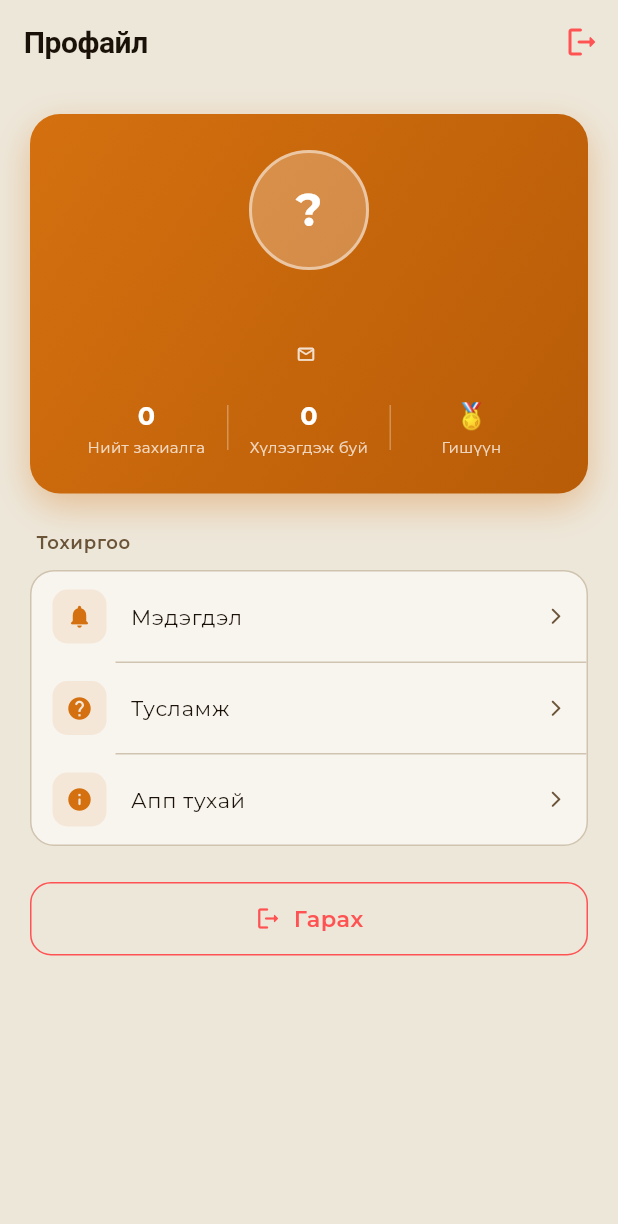
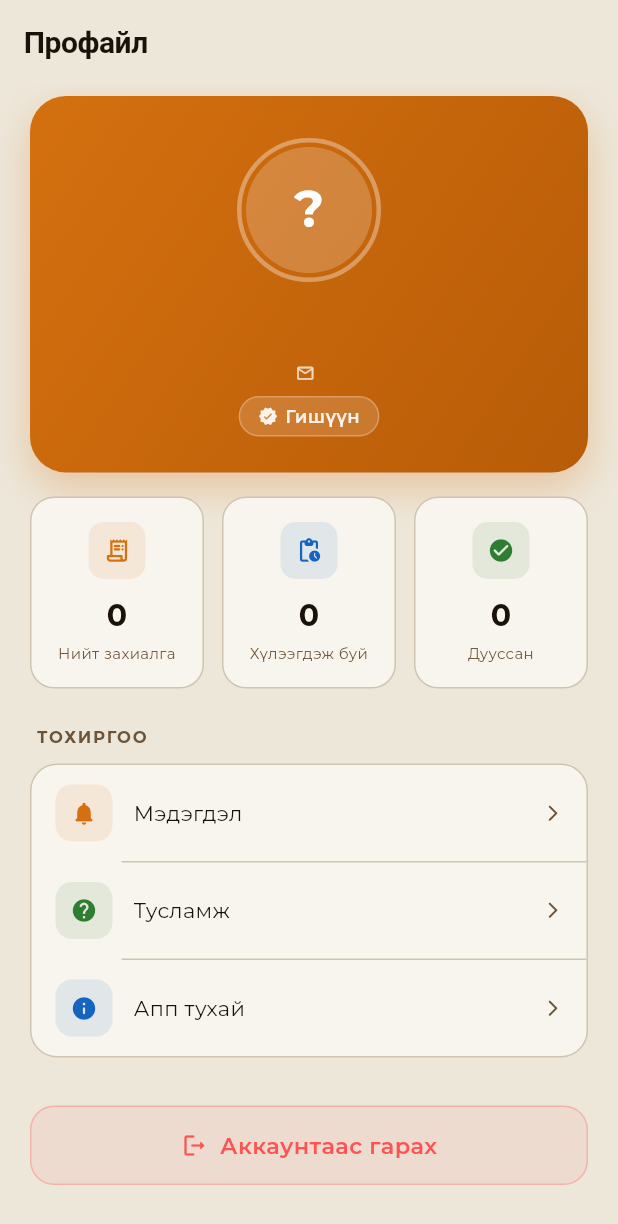
Before and after one commit to tuvshinjargalmungunkhuyag-sudo/dz_zaal, a Flutter app: the ProfileScreen screen opened directly, on a phone screen of 412 x 824 dp. Shown: the top 1224 px of the screen. Run offline on Flutter 3.47's test engine with Material 3 defaults, Android fonts, the phone set to English and light mode, and no system bars; our stand-ins replace cloud_firestore, firebase_auth, firebase_core, flutter_local_notifications, timezone; accounts and stored records are empty.

Commit message:
fix: admin panel HTTPS URL + rebuild, profile UI redesign
- Fix admin api.js BASE URL to HTTPS (was HTTP, broke after nginx migration)
- Rebuild admin React bundle and deploy to admin-dist
- Redesign profile screen: avatar rings, stat cards, colored menu icons, single logout button

Co-Authored-By: Claude Sonnet 4.6 <noreply@anthropic.com>

```diff
--- a/lib/screens/profile_screen.dart
+++ b/lib/screens/profile_screen.dart
@@ -26,9 +26,7 @@ class _ProfileScreenState extends State<ProfileScreen> {
   Future<void> _loadProfile() async {
     try {
       final email = AuthService.currentEmail;
-
       final name = await AuthService.getUserName();
-
       int total = 0;
       int upcoming = 0;
       if (email != null) {
@@ -41,7 +39,6 @@ class _ProfileScreenState extends State<ProfileScreen> {
             .where((d) => d.data()['status'] == 'upcoming')
             .length;
       }
-
       if (mounted) {
         setState(() {
           _userName = name;
@@ -83,17 +80,20 @@ class _ProfileScreenState extends State<ProfileScreen> {
             SizedBox(height: 12),
             _HelpItem(
               icon: Icons.calendar_today_rounded,
-              text: 'Заалд дарж өдөр, цаг, талбайн төрлөө сонгоод захиалга хийнэ үү.',
+              text:
+                  'Заалд дарж өдөр, цаг, талбайн төрлөө сонгоод захиалга хийнэ үү.',
             ),
             SizedBox(height: 12),
             _HelpItem(
               icon: Icons.cancel_rounded,
-              text: '"Захиалга" хэсгээс хүлээгдэж буй захиалгаа цуцлах боломжтой.',
+              text:
+                  '"Захиалга" хэсгээс хүлээгдэж буй захиалгаа цуцлах боломжтой.',
             ),
             SizedBox(height: 12),
             _HelpItem(
               icon: Icons.smart_toy_rounded,
-              text: 'AI туслахаас захиалга, үнэ, байршлын талаар асуулт тавьж болно.',
+              text:
+                  'AI туслахаас захиалга, үнэ, байршлын талаар асуулт тавьж болно.',
             ),
           ],
         ),
@@ -144,8 +144,7 @@ class _ProfileScreenState extends State<ProfileScreen> {
             const SizedBox(height: 4),
             const Text(
               'Хувилбар 1.0.0',
-              style:
-                  TextStyle(color: AppTheme.textSecondary, fontSize: 13),
+              style: TextStyle(color: AppTheme.textSecondary, fontSize: 13),
             ),
             const SizedBox(height: 16),
             const Divider(color: AppTheme.divider),
@@ -175,21 +174,34 @@ class _ProfileScreenState extends State<ProfileScreen> {
       context: context,
       builder: (_) => AlertDialog(
         backgroundColor: AppTheme.cardColor,
-        shape: RoundedRectangleBorder(borderRadius: BorderRadius.circular(16)),
-        title: const Text('Гарах уу?',
-            style: TextStyle(color: AppTheme.textPrimary)),
+        shape: RoundedRectangleBorder(borderRadius: BorderRadius.circular(20)),
+        title: const Row(
+          children: [
+            Icon(Icons.logout_rounded, color: Colors.redAccent, size: 20),
+            SizedBox(width: 10),
+            Text('Гарах уу?',
+                style: TextStyle(
+                    color: AppTheme.textPrimary, fontWeight: FontWeight.w700)),
+          ],
+        ),
         content: const Text('Аккаунтаас гарах уу?',
-            style: TextStyle(color: AppTheme.textSecondary)),
+            style: TextStyle(color: AppTheme.textSecondary, height: 1.5)),
         actions: [
           TextButton(
             onPressed: () => Navigator.pop(context, false),
             child: const Text('Болих',
                 style: TextStyle(color: AppTheme.textSecondary)),
           ),
-          TextButton(
+          ElevatedButton(
             onPressed: () => Navigator.pop(context, true),
-            child: const Text('Гарах',
-                style: TextStyle(color: Colors.redAccent)),
+            style: ElevatedButton.styleFrom(
+              backgroundColor: Colors.redAccent,
+              foregroundColor: Colors.white,
+              elevation: 0,
+              shape: RoundedRectangleBorder(
+                  borderRadius: BorderRadius.circular(10)),
+            ),
+            child: const Text('Гарах'),
           ),
         ],
       ),
@@ -207,129 +219,178 @@ class _ProfileScreenState extends State<ProfileScreen> {
             : '?';
 
     return Scaffold(
+      backgroundColor: AppTheme.primary,
       appBar: AppBar(
         title: const Text('Профайл'),
         automaticallyImplyLeading: false,
-        actions: [
-          IconButton(
-            icon: const Icon(Icons.logout_rounded, color: Colors.redAccent),
-            tooltip: 'Гарах',
-            onPressed: _logout,
-          ),
-        ],
       ),
       body: _isLoading
           ? const Center(
               child: CircularProgressIndicator(
                   color: AppTheme.secondary, strokeWidth: 2))
           : ListView(
-              padding: const EdgeInsets.all(20),
+              padding: const EdgeInsets.fromLTRB(20, 8, 20, 32),
               children: [
-                // ── Профайл header ──────────────────────────────────────────
+                // ── Профайл header ──────────────────────────────────────
                 Container(
-                  padding: const EdgeInsets.all(24),
+                  padding: const EdgeInsets.fromLTRB(24, 28, 24, 24),
                   decoration: BoxDecoration(
                     gradient: const LinearGradient(
                       begin: Alignment.topLeft,
                       end: Alignment.bottomRight,
                       colors: [AppTheme.secondary, AppTheme.accent],
                     ),
-                    borderRadius: BorderRadius.circular(20),
+                    borderRadius: BorderRadius.circular(24),
                     boxShadow: [
                       BoxShadow(
-                        color: AppTheme.secondary.withValues(alpha: 0.35),
-                        blurRadius: 20,
-                        offset: const Offset(0, 8),
+                        color: AppTheme.secondary.withValues(alpha: 0.30),
+                        blurRadius: 24,
+                        offset: const Offset(0, 10),
                       ),
                     ],
                   ),
                   child: Column(
                     children: [
-                      Stack(
-                        alignment: Alignment.center,
-                        children: [
+                      // Avatar with rings
                       Container(
-                            width: 80,
-                            height: 80,
+                        width: 96,
+                        height: 96,
                         decoration: BoxDecoration(
-                              color: Colors.white.withValues(alpha: 0.25),
                           shape: BoxShape.circle,
                           border: Border.all(
-                                color: Colors.white.withValues(alpha: 0.5),
-                                width: 2,
+                              color: Colors.white.withValues(alpha: 0.35),
+                              width: 3),
                         ),
+                        child: Container(
+                          margin: const EdgeInsets.all(3),
+                          decoration: BoxDecoration(
+                            shape: BoxShape.circle,
+                            color: Colors.white.withValues(alpha: 0.2),
                           ),
                           child: Center(
                             child: Text(
                               initials,
                               style: const TextStyle(
                                 color: Colors.white,
-                                  fontSize: 30,
+                                fontSize: 34,
                                 fontWeight: FontWeight.w800,
                               ),
                             ),
                           ),
                         ),
-                        ],
                       ),
-                      const SizedBox(height: 14),
+
+                      const SizedBox(height: 16),
+
                       Text(
                         _userName ?? 'Хэрэглэгч',
                         style: const TextStyle(
                           color: Colors.white,
-                          fontSize: 20,
-                          fontWeight: FontWeight.w700,
+                          fontSize: 22,
+                          fontWeight: FontWeight.w800,
+                          letterSpacing: -0.3,
                         ),
                       ),
-                      const SizedBox(height: 4),
+                      const SizedBox(height: 5),
                       Row(
                         mainAxisAlignment: MainAxisAlignment.center,
                         children: [
                           Icon(Icons.email_outlined,
-                              color: Colors.white.withValues(alpha: 0.8), size: 13),
-                          const SizedBox(width: 4),
-                          Text(
+                              color: Colors.white.withValues(alpha: 0.75),
+                              size: 13),
+                          const SizedBox(width: 5),
+                          Flexible(
+                            child: Text(
                               email,
+                              overflow: TextOverflow.ellipsis,
                               style: TextStyle(
-                                color: Colors.white.withValues(alpha: 0.8), fontSize: 13),
+                                  color: Colors.white.withValues(alpha: 0.75),
+                                  fontSize: 13),
+                            ),
                           ),
                         ],
                       ),
-                      const SizedBox(height: 20),
-                      Row(
+
+                      const SizedBox(height: 6),
+                      // Membership badge
+                      Container(
+                        padding: const EdgeInsets.symmetric(
+                            horizontal: 12, vertical: 4),
+                        decoration: BoxDecoration(
+                          color: Colors.white.withValues(alpha: 0.15),
+                          borderRadius: BorderRadius.circular(20),
+                          border: Border.all(
+                              color: Colors.white.withValues(alpha: 0.25)),
+                        ),
+                        child: Row(
+                          mainAxisSize: MainAxisSize.min,
                           children: [
-                          Expanded(
-                            child: _StatPill(
-                                value: '$_totalBookings',
-                                label: 'Нийт захиалга'),
+                            Icon(Icons.verified_rounded,
+                                color: Colors.white.withValues(alpha: 0.9),
+                                size: 13),
+                            const SizedBox(width: 5),
+                            Text(
+                              'Гишүүн',
+                              style: TextStyle(
+                                color: Colors.white.withValues(alpha: 0.9),
+                                fontSize: 12,
+                                fontWeight: FontWeight.w600,
                               ),
-                          Container(
-                              width: 1, height: 30, color: Colors.white.withValues(alpha: 0.3)),
-                          Expanded(
-                            child: _StatPill(
-                                value: '$_upcomingBookings',
-                                label: 'Хүлээгдэж буй'),
-                          ),
-                          Container(
-                              width: 1, height: 30, color: Colors.white.withValues(alpha: 0.3)),
-                          const Expanded(
-                            child: _StatPill(value: '🏅', label: 'Гишүүн'),
                             ),
                           ],
+                        ),
                       ),
                     ],
                   ),
                 ),
 
+                const SizedBox(height: 16),
+
+                // ── Статистик ────────────────────────────────────────────
+                Row(
+                  children: [
+                    Expanded(
+                      child: _StatCard(
+                        icon: Icons.receipt_long_rounded,
+                        value: '$_totalBookings',
+                        label: 'Нийт захиалга',
+                        iconColor: AppTheme.secondary,
+                        iconBg: AppTheme.secondary.withValues(alpha: 0.1),
+                      ),
+                    ),
+                    const SizedBox(width: 12),
+                    Expanded(
+                      child: _StatCard(
+                        icon: Icons.pending_actions_rounded,
+                        value: '$_upcomingBookings',
+                        label: 'Хүлээгдэж буй',
+                        iconColor: const Color(0xFF1565C0),
+                        iconBg: const Color(0xFF1565C0).withValues(alpha: 0.1),
+                      ),
+                    ),
+                    const SizedBox(width: 12),
+                    Expanded(
+                      child: _StatCard(
+                        icon: Icons.check_circle_rounded,
+                        value: '${_totalBookings - _upcomingBookings}',
+                        label: 'Дууссан',
+                        iconColor: AppTheme.success,
+                        iconBg: AppTheme.success.withValues(alpha: 0.1),
+                      ),
+                    ),
+                  ],
+                ),
+
                 const SizedBox(height: 24),
 
-                // ── Тохиргоо ────────────────────────────────────────────────
+                // ── Тохиргоо ────────────────────────────────────────────
                 _MenuSection(
-                  title: 'Тохиргоо',
+                  title: 'ТОХИРГОО',
                   items: [
                     _MenuItem(
                       icon: Icons.notifications_rounded,
                       label: 'Мэдэгдэл',
+                      iconColor: AppTheme.secondary,
                       onTap: () => Navigator.push(
                         context,
                         MaterialPageRoute(
@@ -339,78 +400,118 @@ class _ProfileScreenState extends State<ProfileScreen> {
                     _MenuItem(
                       icon: Icons.help_rounded,
                       label: 'Тусламж',
+                      iconColor: const Color(0xFF2E7D32),
                       onTap: () => _showHelpDialog(context),
                     ),
                     _MenuItem(
                       icon: Icons.info_rounded,
                       label: 'Апп тухай',
+                      iconColor: const Color(0xFF1565C0),
                       onTap: () => _showAboutDialog(context),
                     ),
                   ],
                 ),
 
-                const SizedBox(height: 24),
+                const SizedBox(height: 32),
 
-                SizedBox(
-                  width: double.infinity,
-                  child: OutlinedButton.icon(
-                    onPressed: _logout,
-                    icon: const Icon(Icons.logout_rounded,
+                // ── Logout ───────────────────────────────────────────────
+                GestureDetector(
+                  onTap: _logout,
+                  child: Container(
+                    padding: const EdgeInsets.symmetric(vertical: 15),
+                    decoration: BoxDecoration(
+                      color: Colors.redAccent.withValues(alpha: 0.08),
+                      borderRadius: BorderRadius.circular(16),
+                      border: Border.all(
+                          color: Colors.redAccent.withValues(alpha: 0.3)),
+                    ),
+                    child: const Row(
+                      mainAxisAlignment: MainAxisAlignment.center,
+                      children: [
+                        Icon(Icons.logout_rounded,
                             color: Colors.redAccent, size: 18),
-                    label: const Text(
-                      'Гарах',
+                        SizedBox(width: 8),
+                        Text(
+                          'Аккаунтаас гарах',
                           style: TextStyle(
                             color: Colors.redAccent,
                             fontSize: 15,
-                          fontWeight: FontWeight.w600),
+                            fontWeight: FontWeight.w600,
                           ),
-                    style: OutlinedButton.styleFrom(
-                      side: const BorderSide(color: Colors.redAccent),
-                      padding: const EdgeInsets.symmetric(vertical: 14),
-                      shape: RoundedRectangleBorder(
-                          borderRadius: BorderRadius.circular(14)),
+                        ),
+                      ],
                     ),
                   ),
                 ),
-
-                const SizedBox(height: 8),
               ],
             ),
     );
   }
 }
 
+// ── Stat Card ────────────────────────────────────────────────────────────────
 
-class _StatPill extends StatelessWidget {
+class _StatCard extends StatelessWidget {
+  final IconData icon;
   final String value;
   final String label;
-  const _StatPill({required this.value, required this.label});
+  final Color iconColor;
+  final Color iconBg;
+
+  const _StatCard({
+    required this.icon,
+    required this.value,
+    required this.label,
+    required this.iconColor,
+    required this.iconBg,
+  });
 
   @override
   Widget build(BuildContext context) {
-    return Column(
+    return Container(
+      padding: const EdgeInsets.symmetric(vertical: 16, horizontal: 12),
+      decoration: BoxDecoration(
+        color: AppTheme.cardColor,
+        borderRadius: BorderRadius.circular(16),
+        border: Border.all(color: AppTheme.divider),
+      ),
+      child: Column(
         children: [
+          Container(
+            width: 38,
+            height: 38,
+            decoration: BoxDecoration(
+              color: iconBg,
+              borderRadius: BorderRadius.circular(10),
+            ),
+            child: Icon(icon, color: iconColor, size: 18),
+          ),
+          const SizedBox(height: 10),
           Text(
             value,
-          textAlign: TextAlign.center,
             style: const TextStyle(
-            color: Colors.white,
-            fontSize: 17,
+              color: AppTheme.textPrimary,
+              fontSize: 20,
               fontWeight: FontWeight.w800,
             ),
           ),
-        const SizedBox(height: 2),
+          const SizedBox(height: 3),
           Text(
             label,
             textAlign: TextAlign.center,
-          overflow: TextOverflow.ellipsis,
-          style: TextStyle(
-              color: Colors.white.withValues(alpha: 0.75), fontSize: 10),
+            style: const TextStyle(
+              color: AppTheme.textSecondary,
+              fontSize: 10,
+              fontWeight: FontWeight.w500,
+            ),
           ),
         ],
+      ),
     );
   }
 }
+
+// ── Menu Section ─────────────────────────────────────────────────────────────
 
 class _MenuSection extends StatelessWidget {
   final String title;
@@ -428,16 +529,16 @@ class _MenuSection extends StatelessWidget {
             title,
             style: const TextStyle(
               color: AppTheme.textSecondary,
-              fontSize: 12,
-              fontWeight: FontWeight.w600,
-              letterSpacing: 0.5,
+              fontSize: 11,
+              fontWeight: FontWeight.w700,
+              letterSpacing: 1.2,
             ),
           ),
         ),
         Container(
           decoration: BoxDecoration(
             color: AppTheme.cardColor,
-            borderRadius: BorderRadius.circular(16),
+            borderRadius: BorderRadius.circular(18),
             border: Border.all(color: AppTheme.divider),
           ),
           child: Column(
@@ -450,7 +551,7 @@ class _MenuSection extends StatelessWidget {
                     const Divider(
                       color: AppTheme.divider,
                       height: 1,
-                      indent: 56,
+                      indent: 60,
                     ),
                 ],
               );
@@ -461,6 +562,67 @@ class _MenuSection extends StatelessWidget {
     );
   }
 }
+
+// ── Menu Item ────────────────────────────────────────────────────────────────
+
+class _MenuItem extends StatelessWidget {
+  final IconData icon;
+  final String label;
+  final Color iconColor;
+  final VoidCallback onTap;
+
+  const _MenuItem({
+    required this.icon,
+    required this.label,
+    required this.iconColor,
+    required this.onTap,
+  });
+
+  @override
+  Widget build(BuildContext context) {
+    return Material(
+      color: Colors.transparent,
+      child: InkWell(
+        onTap: onTap,
+        borderRadius: BorderRadius.circular(18),
+        child: Padding(
+          padding: const EdgeInsets.symmetric(horizontal: 16, vertical: 13),
+          child: Row(
+            children: [
+              Container(
+                width: 38,
+                height: 38,
+                decoration: BoxDecoration(
+                  color: iconColor.withValues(alpha: 0.1),
+                  borderRadius: BorderRadius.circular(11),
+                ),
+                child: Icon(icon, color: iconColor, size: 18),
+              ),
+              const SizedBox(width: 14),
+              Expanded(
+                child: Text(
+                  label,
+                  style: const TextStyle(
+                    color: AppTheme.textPrimary,
+                    fontSize: 14,
+                    fontWeight: FontWeight.w500,
+                  ),
+                ),
+              ),
+              const Icon(
+                Icons.arrow_forward_ios_rounded,
+                color: AppTheme.textSecondary,
+                size: 13,
+              ),
+            ],
+          ),
+        ),
+      ),
+    );
+  }
+}
+
+// ── Help Item ────────────────────────────────────────────────────────────────
 
 class _HelpItem extends StatelessWidget {
   final IconData icon;
@@ -485,42 +647,3 @@ class _HelpItem extends StatelessWidget {
     );
   }
 }
-
-class _MenuItem extends StatelessWidget {
-  final IconData icon;
-  final String label;
-  final VoidCallback onTap;
-  const _MenuItem(
-      {required this.icon, required this.label, required this.onTap});
-
-  @override
-  Widget build(BuildContext context) {
-    return ListTile(
-      onTap: onTap,
-      leading: Container(
-        width: 36,
-        height: 36,
-        decoration: BoxDecoration(
-          color: AppTheme.secondary.withValues(alpha: 0.1),
-          borderRadius: BorderRadius.circular(10),
-        ),
-        child: Icon(icon, color: AppTheme.secondary, size: 18),
-      ),
-      title: Text(
-        label,
-        style: const TextStyle(
-          color: AppTheme.textPrimary,
-          fontSize: 14,
-          fontWeight: FontWeight.w500,
-        ),
-      ),
-      trailing: const Icon(
-        Icons.arrow_forward_ios_rounded,
-        color: AppTheme.textSecondary,
-        size: 13,
-      ),
-      contentPadding:
-          const EdgeInsets.symmetric(horizontal: 14, vertical: 2),
-    );
-  }
-}
```
Also changed, not shown: 4 other files. Lines whose indentation alone changed are shown as unchanged.
